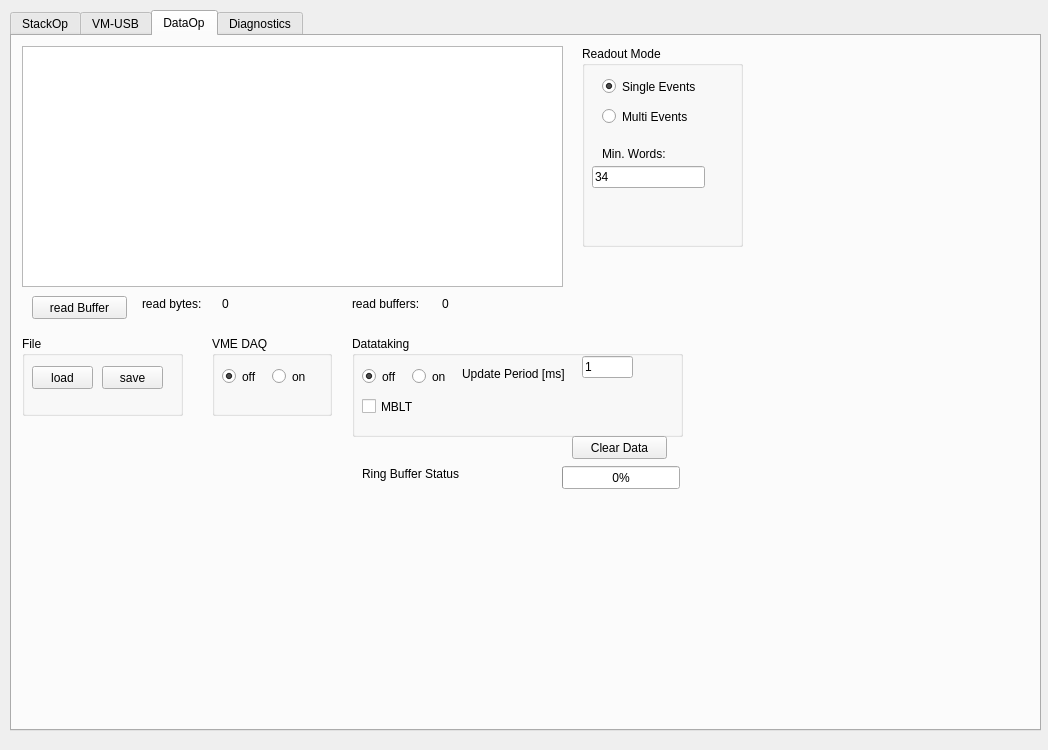
Before: the Qt Designer form mvmecontrol.ui in flueke/mvme, drawn with Qt 5.
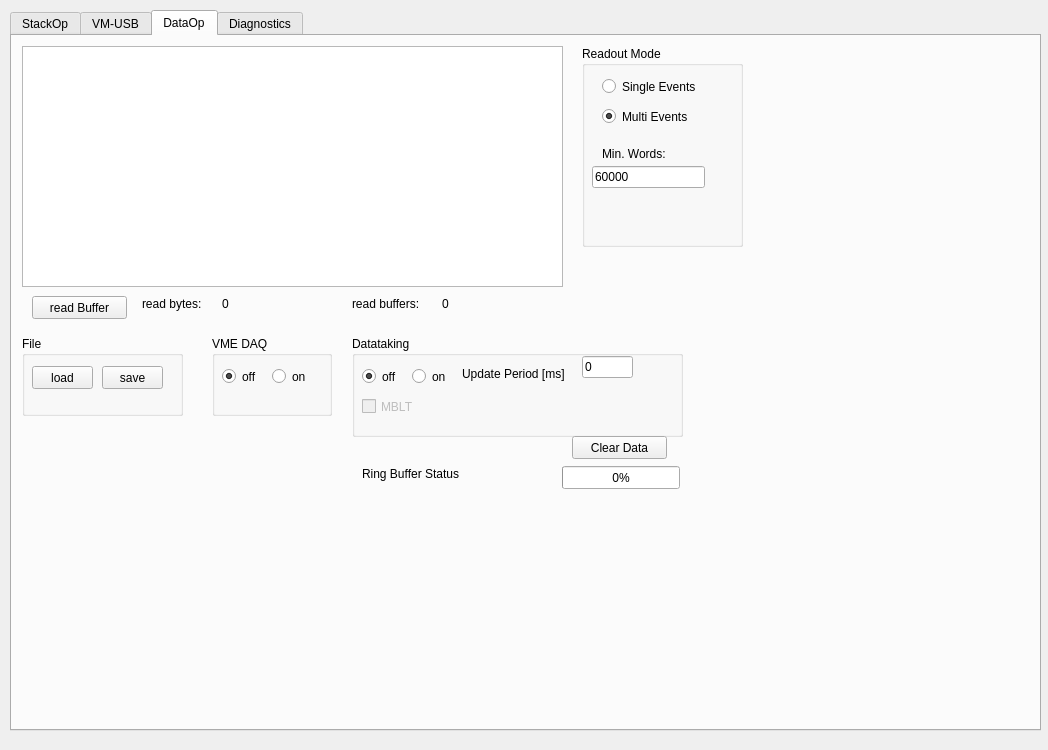
After: the same form once the commit is applied. The open tabs and pages were chosen to show the change.

Diff of the .ui file:
```diff
--- a/mvmecontrol.ui
+++ b/mvmecontrol.ui
@@ -1810,13 +1810,16 @@
        <enum>Qt::LeftToRight</enum>
       </property>
       <property name="text">
-       <string>1</string>
+       <string>0</string>
       </property>
       <property name="cursorPosition">
        <number>1</number>
       </property>
      </widget>
      <widget class="QCheckBox" name="MBLT">
+      <property name="enabled">
+       <bool>false</bool>
+      </property>
       <property name="geometry">
        <rect>
         <x>10</x>
@@ -1920,7 +1923,7 @@
        <string>Single Events</string>
       </property>
       <property name="checked">
-       <bool>true</bool>
+       <bool>false</bool>
       </property>
       <attribute name="buttonGroup">
        <string notr="true">readmodeGroup</string>
@@ -1939,7 +1942,7 @@
        <string>Multi Events</string>
       </property>
       <property name="checked">
-       <bool>false</bool>
+       <bool>true</bool>
       </property>
       <attribute name="buttonGroup">
        <string notr="true">readmodeGroup</string>
@@ -1955,7 +1958,7 @@
        </rect>
       </property>
       <property name="text">
-       <string>34</string>
+       <string>60000</string>
       </property>
      </widget>
      <widget class="QLabel" name="label_17">
```
Left out of the diff: 6 changed lines with no effect on the pictures.
